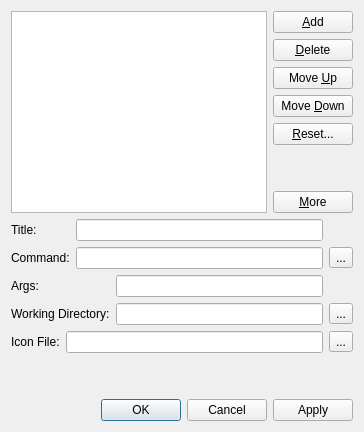
Old version of the form delta3d/utilities/STAGE/externaltooldialog.ui in the repository delta3d/delta3d.
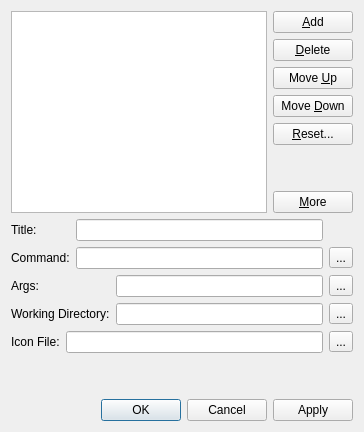
New version of the form.

Commit message: Added ability to STAGE to use pre-defined variables to use as arguments to External Tools.  The current context path and currently loaded map filename are supported.

Diff of the .ui file:
```diff
--- a/delta3d/utilities/STAGE/externaltooldialog.ui
+++ b/delta3d/utilities/STAGE/externaltooldialog.ui
@@ -207,6 +207,13 @@
         </property>
        </widget>
       </item>
+      <item row="0" column="3" >
+       <widget class="QToolButton" name="argsButton" >
+        <property name="text" >
+         <string>...</string>
+        </property>
+       </widget>
+      </item>
      </layout>
     </widget>
    </item>
```
The commit also changes 13 other files.
